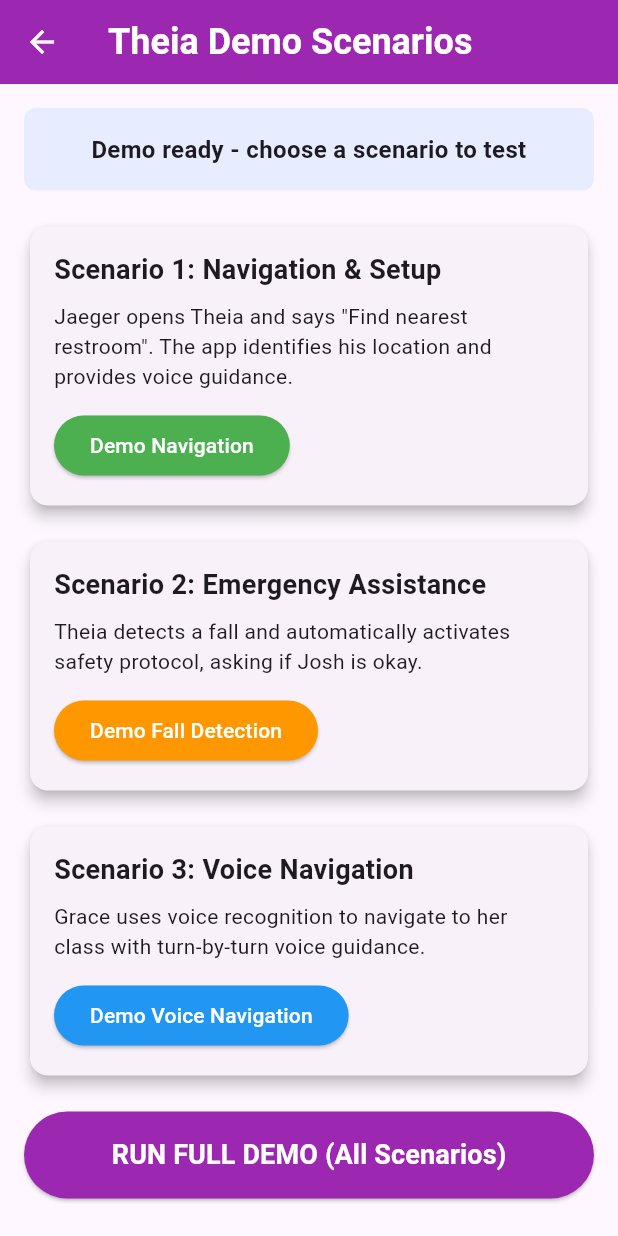
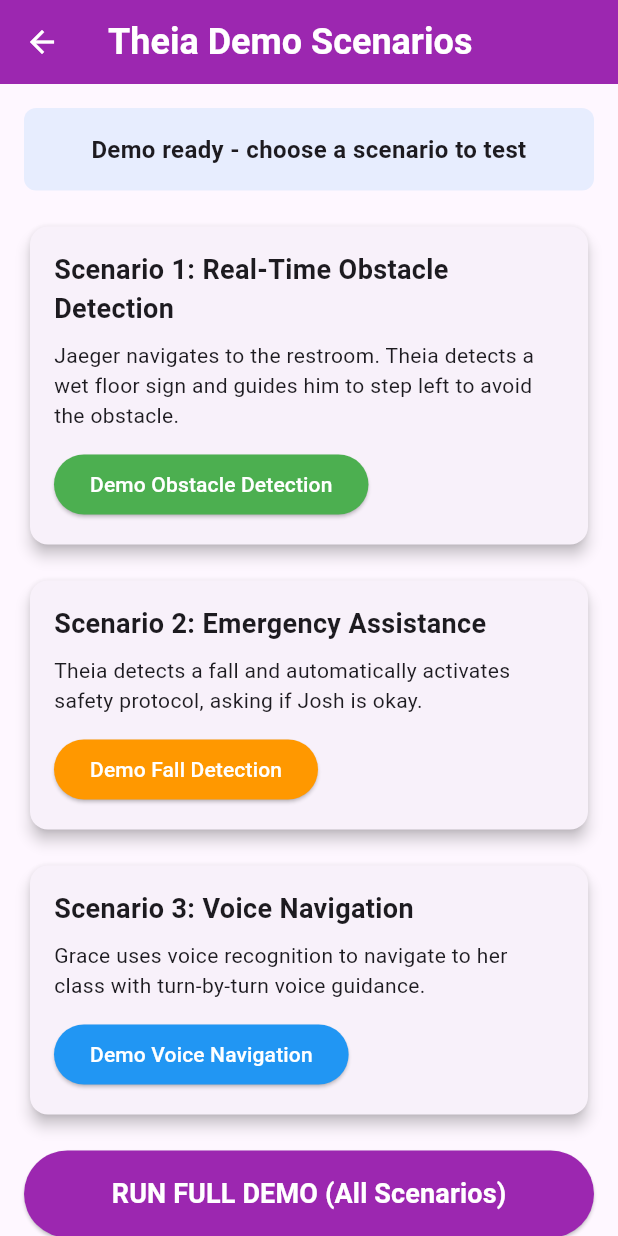
Before and after one commit to graceander/Bagel, a Flutter app: the DemoPage screen opened directly, on a phone screen of 412 x 824 dp. Run offline on Flutter 3.47's test engine with Material 3 defaults, Android fonts, the phone set to English and light mode, and no system bars; our stand-ins replace flutter_tts, geolocator, sensors_plus, shared_preferences, speech_to_text; accounts and stored records are empty; statements that could not run were skipped.

Commit message:
Update Scenario 1 to real-time obstacle detection
Renamed Scenario 1 from navigation to real-time obstacle detection and updated its description, button text, and demo logic. The demo now guides the user around a detected obstacle instead of only providing navigation instructions. Adjusted references throughout the demo sequence to reflect this change.

```diff
--- a/theia/lib/demo_page.dart
+++ b/theia/lib/demo_page.dart
@@ -40,12 +40,12 @@
             ),
             const SizedBox(height: 20),
 
-            // Scenario 1: Real-Time Obstacle Detection (Modified to Setup)
+            // Scenario 1: Real-Time Obstacle Detection
             _buildScenarioCard(
-              title: 'Scenario 1: Navigation & Setup',
-              description: 'Jaeger opens Theia and says "Find nearest restroom". The app identifies his location and provides voice guidance.',
-              buttonText: 'Demo Navigation',
-              onPressed: _demoNavigationScenario,
+              title: 'Scenario 1: Real-Time Obstacle Detection',
+              description: 'Jaeger navigates to the restroom. Theia detects a wet floor sign and guides him to step left to avoid the obstacle.',
+              buttonText: 'Demo Obstacle Detection',
+              onPressed: _demoObstacleDetectionScenario,
               color: Colors.green,
             ),
 
@@ -130,9 +130,9 @@
     );
   }
 
-  Future<void> _demoNavigationScenario() async {
+  Future<void> _demoObstacleDetectionScenario() async {
     setState(() {
-      _demoStatus = "Running Scenario 1: Navigation Demo...";
+      _demoStatus = "Running Scenario 1: Real-Time Obstacle Detection Demo...";
     });
 
     await VoiceService.speak("Scenario 1 Demo: Jaeger opens Theia and requests navigation to the nearest restroom.");
@@ -141,10 +141,28 @@
     await VoiceService.speak("Jaeger: Find nearest restroom");
     await Future.delayed(const Duration(seconds: 1));
 
-    await NavigationService.handleNavigationRequest('restroom');
+    await VoiceService.speak("Route found. Starting navigation. The nearest restroom is 30 steps straight ahead.");
+    await Future.delayed(const Duration(seconds: 2));
+
+    await VoiceService.speak("Begin walking forward.");
+    await Future.delayed(const Duration(seconds: 3));
+
+    await VoiceService.speak("Continue straight for 20 more steps.");
+    await Future.delayed(const Duration(seconds: 4));
+
+    await VoiceService.speak("Caution! Obstacle detected 3 feet ahead.");
+    await Future.delayed(const Duration(seconds: 1));
+
+    await VoiceService.speak("Wet floor sign blocking your path. Proceed with caution and take 3 steps to your left.");
+    await Future.delayed(const Duration(seconds: 3));
+
+    await VoiceService.speak("Obstacle successfully avoided. Continue forward 2 steps, then turn right.");
+    await Future.delayed(const Duration(seconds: 2));
+
+    await VoiceService.speak("You have safely arrived at the restroom.");
 
     setState(() {
-      _demoStatus = "Scenario 1 completed - Jaeger successfully navigated to the restroom in under 2 minutes!";
+      _demoStatus = "Scenario 1 completed - Jaeger safely navigated around obstacle and reached the restroom!";
     });
   }
 
@@ -195,7 +213,7 @@
     await VoiceService.speak("Welcome to the complete Theia demonstration. I will now show you all three scenarios in sequence.");
 
     // Run all scenarios in sequence
-    await _demoNavigationScenario();
+    await _demoObstacleDetectionScenario();
     await Future.delayed(const Duration(seconds: 3));
 
     await _demoEmergencyScenario();
@@ -203,7 +221,7 @@
 
     await _demoVoiceNavigationScenario();
 
-    await VoiceService.speak("Demonstration complete. Theia successfully handled real-time navigation, emergency detection, and voice-guided navigation scenarios.");
+    await VoiceService.speak("Demonstration complete. Theia successfully handled real-time obstacle detection, emergency detection, and voice-guided navigation scenarios.");
 
     setState(() {
       _demoStatus = "Full demonstration completed successfully! All scenarios working properly.";
```
